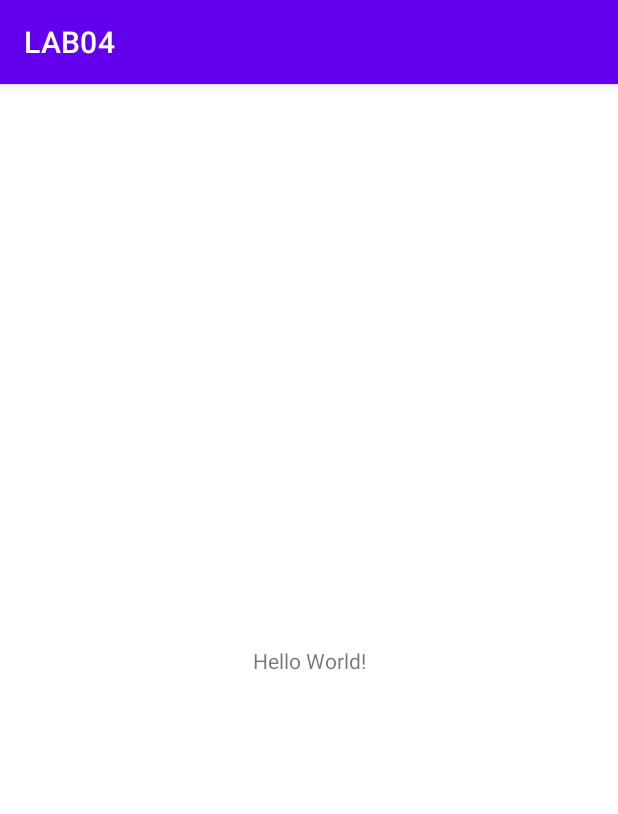
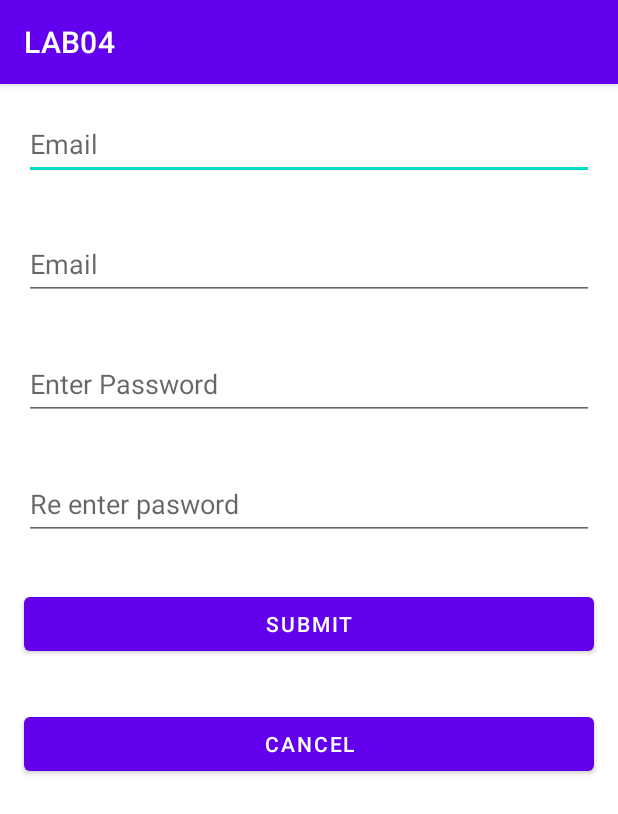
Before and after one commit to kaushir/Lab04, an Android app: the screen it shows after launch (MainActivity), on a phone screen of 412 x 824 dp. Shown: the top 814 px of the screen. Run offline under Robolectric (Android 15) with nearby library versions, the phone set to English and light mode, and no system bars.

Commit message:
designed the login page

```diff
--- a/app/src/main/res/layout/activity_main.xml
+++ b/app/src/main/res/layout/activity_main.xml
@@ -1,18 +1,78 @@
 <?xml version="1.0" encoding="utf-8"?>
-<androidx.constraintlayout.widget.ConstraintLayout xmlns:android="http://schemas.android.com/apk/res/android"
+<LinearLayout xmlns:android="http://schemas.android.com/apk/res/android"
     xmlns:app="http://schemas.android.com/apk/res-auto"
     xmlns:tools="http://schemas.android.com/tools"
+    android:id="@+id/main"
     android:layout_width="match_parent"
     android:layout_height="match_parent"
+    android:orientation="vertical"
     tools:context=".MainActivity">
 
-    <TextView
-        android:layout_width="wrap_content"
-        android:layout_height="wrap_content"
-        android:text="Hello World!"
-        app:layout_constraintBottom_toBottomOf="parent"
-        app:layout_constraintEnd_toEndOf="parent"
-        app:layout_constraintStart_toStartOf="parent"
-        app:layout_constraintTop_toTopOf="parent" />
+    <EditText
+        android:id="@+id/edtName"
+        android:layout_width="match_parent"
+        android:layout_height="48dp"
+        android:layout_marginLeft="16dp"
+        android:layout_marginTop="16dp"
+        android:layout_marginRight="16dp"
+        android:layout_marginBottom="16dp"
+        android:ems="10"
+        android:hint="@string/edtName"
+        android:inputType="textEmailAddress" />
 
-</androidx.constraintlayout.widget.ConstraintLayout>
+    <EditText
+        android:id="@+id/edtEmail"
+        android:layout_width="match_parent"
+        android:layout_height="48dp"
+        android:layout_marginLeft="16dp"
+        android:layout_marginTop="16dp"
+        android:layout_marginRight="16dp"
+        android:layout_marginBottom="16dp"
+        android:ems="10"
+        android:hint="@string/edtEmail"
+        android:inputType="textEmailAddress" />
+
+    <EditText
+        android:id="@+id/edtPassword"
+        android:layout_width="match_parent"
+        android:layout_height="48dp"
+        android:layout_marginLeft="16dp"
+        android:layout_marginTop="16dp"
+        android:layout_marginRight="16dp"
+        android:layout_marginBottom="16dp"
+        android:ems="10"
+        android:hint="@string/edtPassword"
+        android:inputType="textPassword" />
+
+    <EditText
+        android:id="@+id/edtReTypePassword"
+        android:layout_width="match_parent"
+        android:layout_height="48dp"
+        android:layout_marginLeft="16dp"
+        android:layout_marginTop="16dp"
+        android:layout_marginRight="16dp"
+        android:layout_marginBottom="16dp"
+        android:ems="10"
+        android:hint="@string/edtReTypePassword"
+        android:inputType="textPassword" />
+
+    <Button
+        android:id="@+id/btnSubmit"
+        android:layout_width="match_parent"
+        android:layout_height="48dp"
+        android:layout_marginLeft="16dp"
+        android:layout_marginTop="16dp"
+        android:layout_marginRight="16dp"
+        android:layout_marginBottom="16dp"
+        android:text="@string/btnSubmit" />
+
+    <Button
+        android:id="@+id/btnCancel"
+        android:layout_width="match_parent"
+        android:layout_height="48dp"
+        android:layout_marginLeft="16dp"
+        android:layout_marginTop="16dp"
+        android:layout_marginRight="16dp"
+        android:layout_marginBottom="16dp"
+        android:text="@string/btnCancel" />
+</LinearLayout>
--- a/app/src/main/res/values/strings.xml
+++ b/app/src/main/res/values/strings.xml
@@ -1,3 +1,9 @@
 <resources>
     <string name="app_name">LAB04</string>
+    <string name="edtName">Email</string>
+    <string name="edtEmail">Email</string>
+    <string name="edtPassword">Enter Password</string>
+    <string name="edtReTypePassword">Re enter pasword</string>
+    <string name="btnSubmit">Submit</string>
+    <string name="btnCancel">Cancel</string>
 </resources>
```
